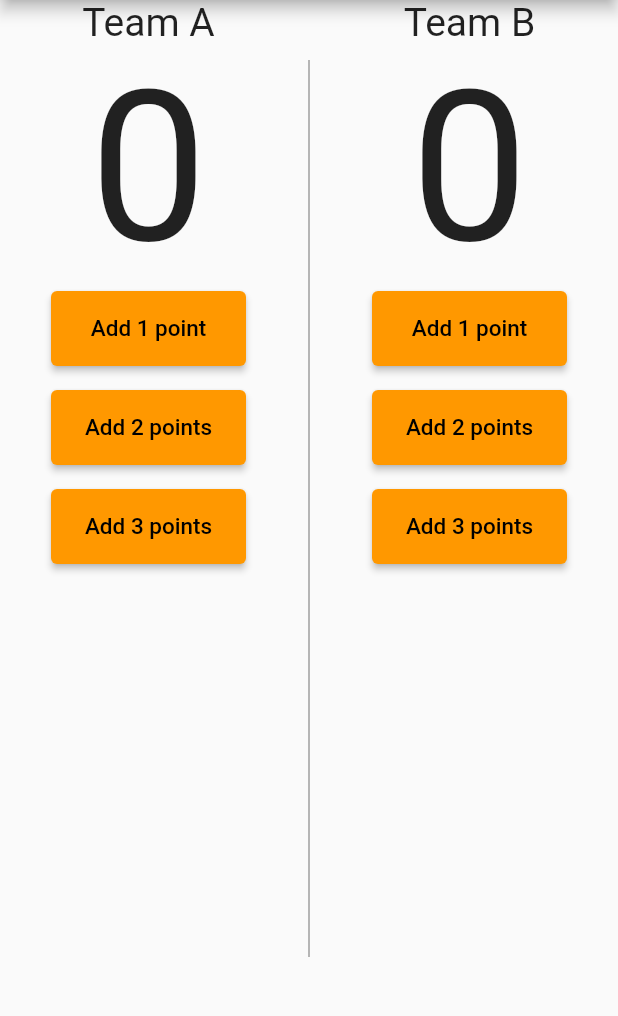
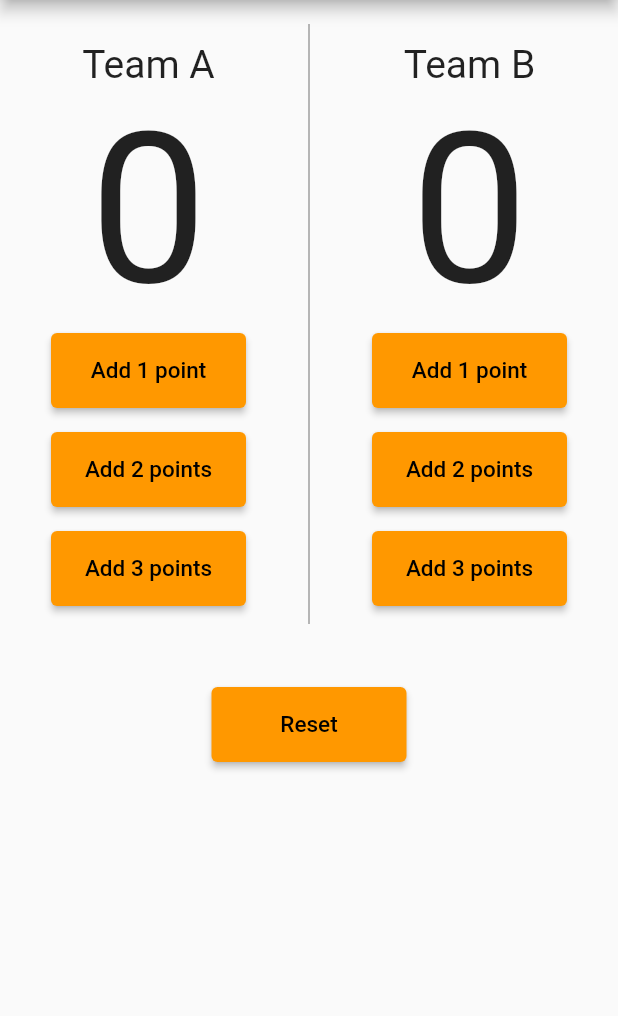
Before and after one commit to ImadDz-7/Basketball-Points-Counter-App, a Flutter app: the screen it shows after launch, on a phone screen of 412 x 824 dp, the part 84-1100 px from its top. Run offline on Flutter 3.47's test engine with Material 2 defaults, Android fonts, the light colour scheme and no system bars.

Commit message:
Add Reset Button & finish UI

```diff
--- a/lib/main.dart
+++ b/lib/main.dart
@@ -16,7 +16,10 @@ class PointsCounter extends StatelessWidget {
           title: const Text('Points Counter'),
           backgroundColor: Colors.orange,
         ),
-        body: Row(
+        body: Column(
+          children: [
+            const SizedBox(height: 16),
+            Row(
               mainAxisAlignment: MainAxisAlignment.spaceEvenly,
               children: [
                 Column(
@@ -79,11 +82,12 @@ class PointsCounter extends StatelessWidget {
                     ),
                   ],
                 ),
-            const VerticalDivider(
+                const SizedBox(
+                  height: 400,
+                  child: VerticalDivider(
                     color: Colors.grey,
                     thickness: 1,
-              indent: 40,
-              endIndent: 130,
+                  ),
                 ),
                 Column(
                   children: [
@@ -147,6 +151,26 @@ class PointsCounter extends StatelessWidget {
                 ),
               ],
             ),
+            const SizedBox(height: 42),
+            ElevatedButton(
+              style: ElevatedButton.styleFrom(
+                primary: Colors.orange,
+                minimumSize: Size(
+                  130,
+                  50,
+                ),
+              ),
+              onPressed: () {},
+              child: Text(
+                'Reset',
+                style: TextStyle(
+                  fontSize: 15,
+                  color: Colors.black,
+                ),
+              ),
+            ),
+          ],
+        ),
       ),
     );
   }
```
Lines whose indentation alone changed are shown as unchanged.
